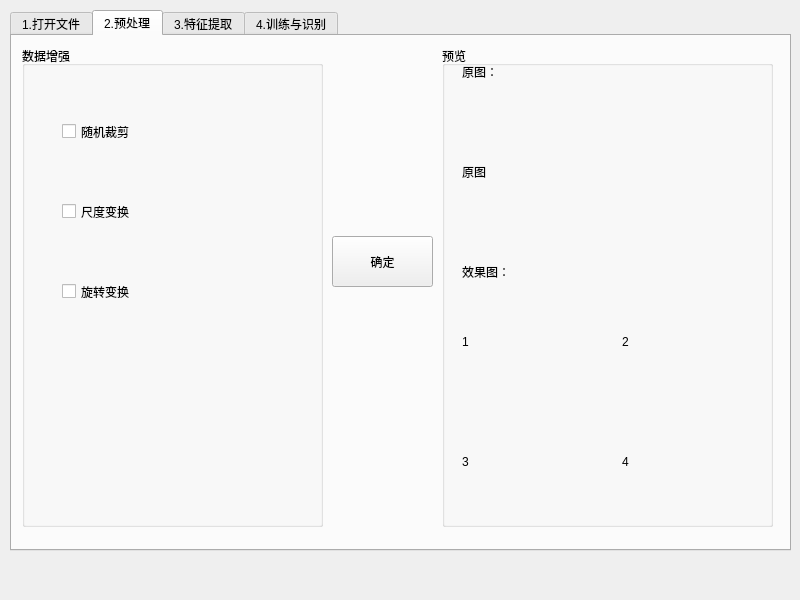
Before: the Qt Designer form oceanEddyRecognition.ui in Liujiajia1994/pyQtTest, drawn with Qt 5.
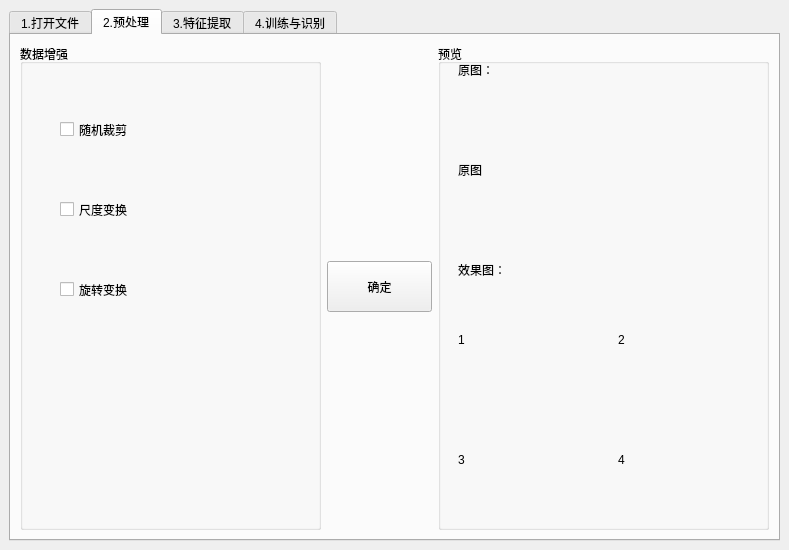
After: the same form once the commit is applied. The open tabs and pages were chosen to show the change.

Commit message: 主界面ui调整

```diff
--- a/oceanEddyRecognition.ui
+++ b/oceanEddyRecognition.ui
@@ -6,23 +6,26 @@
    <rect>
     <x>0</x>
     <y>0</y>
-    <width>800</width>
-    <height>600</height>
+    <width>789</width>
+    <height>550</height>
    </rect>
   </property>
+  <property name="minimumSize">
+   <size>
+    <width>789</width>
+    <height>550</height>
+   </size>
+  </property>
   <property name="windowTitle">
    <string>MainWindow</string>
   </property>
   <widget class="QWidget" name="centralwidget">
+   <layout class="QGridLayout" name="gridLayout">
+    <property name="topMargin">
+     <number>9</number>
+    </property>
+    <item row="0" column="0">
    <widget class="QTabWidget" name="tabWidget">
-    <property name="geometry">
-     <rect>
-      <x>10</x>
-      <y>10</y>
-      <width>781</width>
-      <height>541</height>
-     </rect>
-    </property>
     <property name="currentIndex">
      <number>0</number>
     </property>
@@ -161,14 +164,16 @@
      <attribute name="title">
       <string>2.预处理</string>
      </attribute>
+       <layout class="QGridLayout" name="gridLayout_3">
+        <item row="0" column="0">
+         <layout class="QHBoxLayout" name="horizontalLayout_2" stretch="2,1,2">
+          <item>
      <widget class="QGroupBox" name="groupBox_4">
-      <property name="geometry">
-       <rect>
-        <x>10</x>
-        <y>10</y>
+            <property name="minimumSize">
+             <size>
         <width>301</width>
         <height>481</height>
-       </rect>
+             </size>
       </property>
       <property name="title">
        <string>数据增强</string>
@@ -213,14 +218,27 @@
        </property>
       </widget>
      </widget>
+          </item>
+          <item>
+           <widget class="QPushButton" name="pushButton_check">
+            <property name="minimumSize">
+             <size>
+              <width>101</width>
+              <height>51</height>
+             </size>
+            </property>
+            <property name="text">
+             <string>确定</string>
+            </property>
+           </widget>
+          </item>
+          <item>
      <widget class="QGroupBox" name="groupBox_5">
-      <property name="geometry">
-       <rect>
-        <x>430</x>
-        <y>10</y>
+            <property name="minimumSize">
+             <size>
         <width>331</width>
         <height>481</height>
-       </rect>
+             </size>
       </property>
       <property name="title">
        <string>预览</string>
@@ -317,19 +335,10 @@
        </property>
       </widget>
      </widget>
-     <widget class="QPushButton" name="pushButton">
-      <property name="geometry">
-       <rect>
-        <x>320</x>
-        <y>200</y>
-        <width>101</width>
-        <height>51</height>
-       </rect>
-      </property>
-      <property name="text">
-       <string>确定</string>
-      </property>
-     </widget>
+          </item>
+         </layout>
+        </item>
+       </layout>
     </widget>
     <widget class="QWidget" name="tab_extract">
      <attribute name="title">
@@ -430,6 +439,8 @@
      </attribute>
     </widget>
    </widget>
+    </item>
+   </layout>
   </widget>
  </widget>
  <resources/>
```
Left out of the diff: 76 changed lines with no effect on the pictures. Lines whose indentation alone changed are shown as unchanged. The commit also changes 1 other file.
